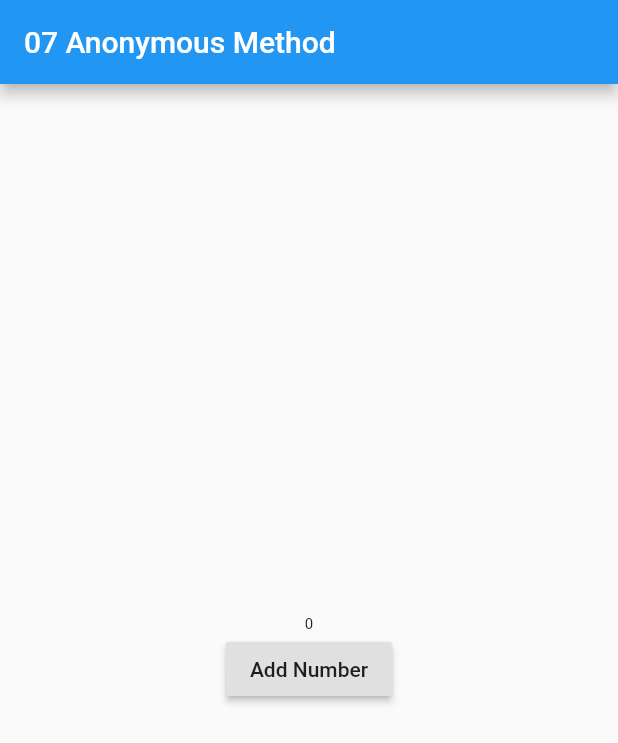
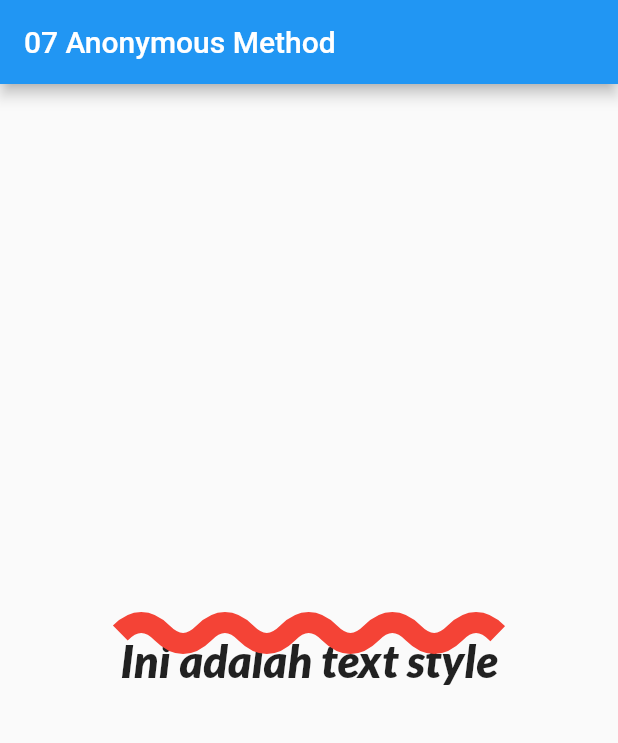
Before and after one commit to khamdannahari/aran_learn_flutter, a Flutter app: the screen it shows after launch, on a phone screen of 412 x 824 dp. Shown: the top 743 px of the screen. Run offline on Flutter 3.47's test engine with Material 2 defaults, Android fonts, the phone set to English and light mode, and no system bars.

Commit message:
08 - Text Style

```diff
--- a/lib/main.dart
+++ b/lib/main.dart
@@ -19,24 +19,18 @@ class _MyAppState extends State<MyApp> {
           title: Text("07 Anonymous Method"),
         ),
         body: Center(
-          child: Column(
-            mainAxisAlignment: MainAxisAlignment.center,
-            children: <Widget>[
-              Text(
-                number.toString(),
-                style: TextStyle(fontSize: 10 + number.toDouble()),
+            child: Text(
+          "Ini adalah text style",
+          style: TextStyle(
+              fontFamily: "Lato-Black",
+              fontSize: 30,
+              fontStyle: FontStyle.italic,
+              decoration: TextDecoration.overline,
+              decorationColor: Colors.red,
+              decorationThickness: 5,
+              decorationStyle: TextDecorationStyle.wavy //gelombang
               ),
-              RaisedButton(
-                child: Text("Add Number"),
-                onPressed: () { //this is anonymous method
-                  setState(() { //this is also anonymous method
-                    number++;
-                  });
-                },
-              )
-            ],
-          ),
-        ),
+        )),
       ),
     );
   }
```
Also changed, not shown: pubspec.yaml (+6 -6 lines), fonts/Lato-Black.ttf (added), fonts/Lato-BlackItalic.ttf (added).
